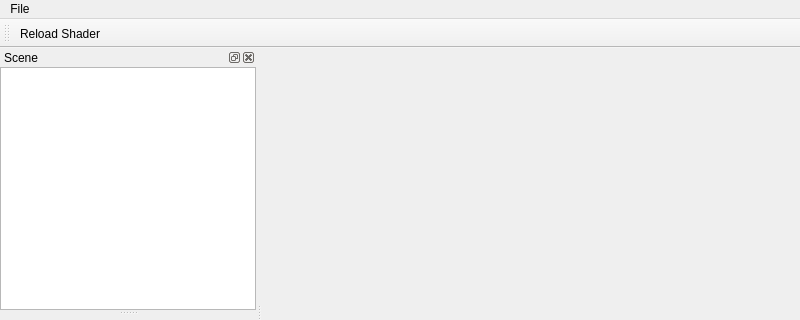
First picture: the form in Source/Editor/MainWindow.ui, repository cyj0912/Construct3, before the edit; both pictures show x 0 to 800 and y 0 to 320 of the 800 by 600 pixel window.
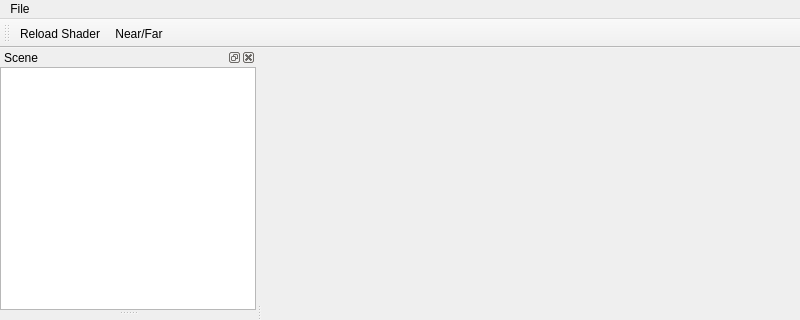
Second picture: the form after the edit.

Diff of the .ui file:
```diff
--- a/Source/Editor/MainWindow.ui
+++ b/Source/Editor/MainWindow.ui
@@ -106,6 +106,7 @@
     <bool>false</bool>
    </attribute>
    <addaction name="actionReloadShader"/>
+   <addaction name="actionNearFar"/>
   </widget>
   <action name="actionExit">
    <property name="text">
@@ -117,6 +118,11 @@
     <string>Reload Shader</string>
    </property>
   </action>
+  <action name="actionNearFar">
+   <property name="text">
+    <string>Near/Far</string>
+   </property>
+  </action>
  </widget>
  <resources/>
  <connections/>
```
